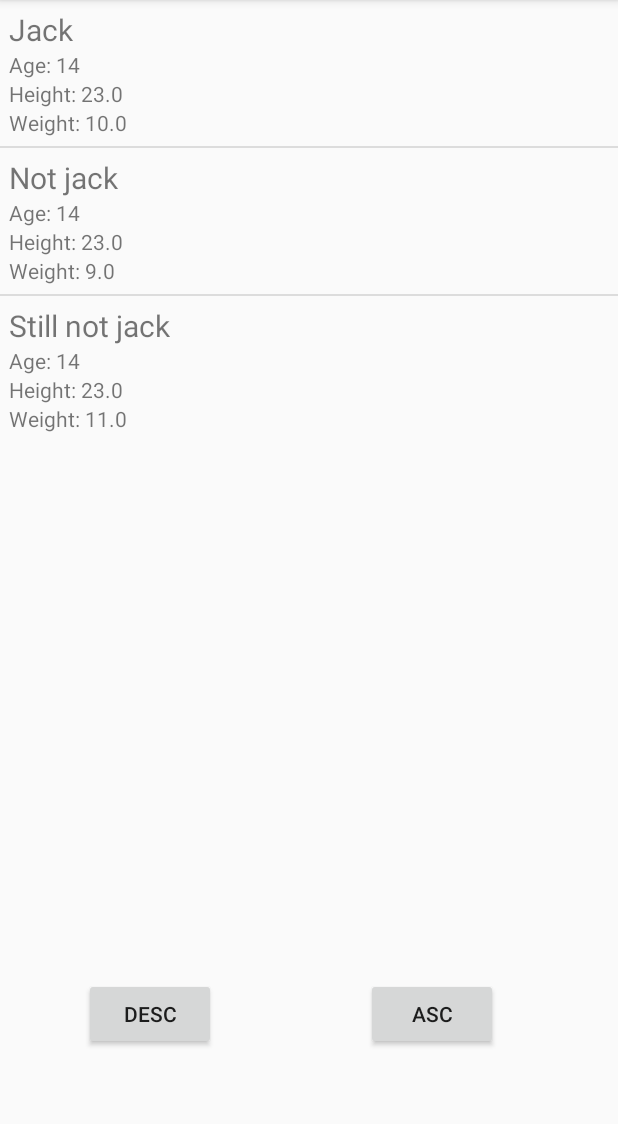
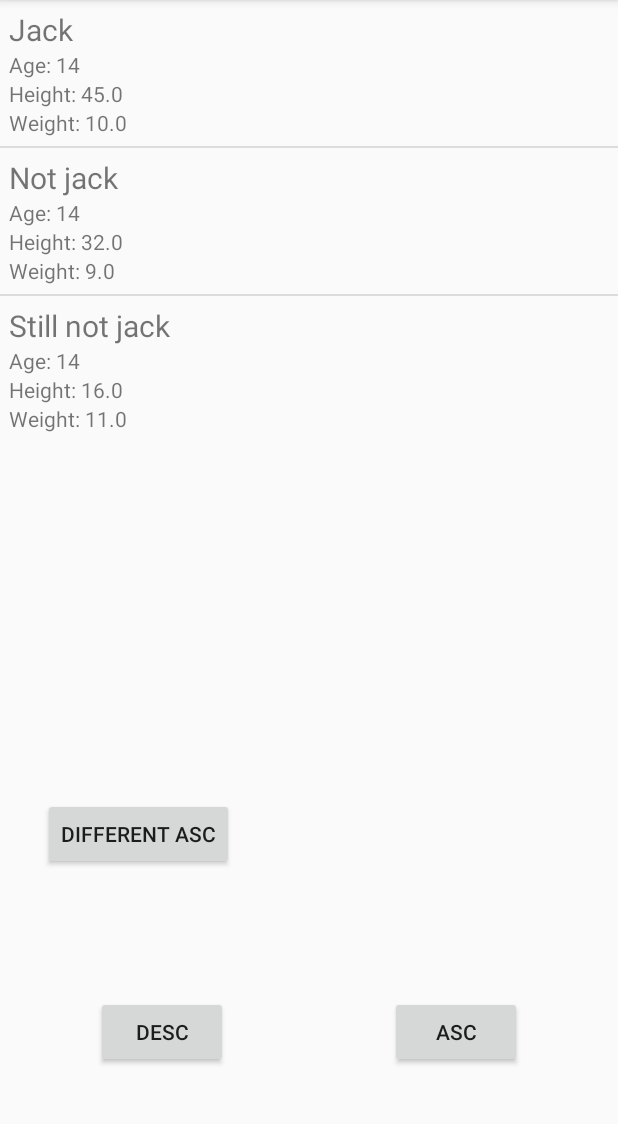
Before and after one commit to chocoyo/Demo2, an Android app: the screen it shows after launch (MainActivity), on a phone screen of 412 x 824 dp, the part 84-1208 px from its top. Run offline under Robolectric (Android 15) with nearby library versions, the phone set to English and light mode, and no system bars.

```diff
--- a/app/src/main/java/com/mhodges/demo2/MainActivity.java
+++ b/app/src/main/java/com/mhodges/demo2/MainActivity.java
@@ -9,6 +9,7 @@ import android.widget.ListView;
 import java.util.ArrayList;
 import java.util.Collection;
 import java.util.Collections;
+import java.util.Comparator;
 
 public class MainActivity extends AppCompatActivity {
     private ArrayList<Doggo> doggoArrayList;
@@ -20,9 +21,9 @@ public class MainActivity extends AppCompatActivity {
 
         doggoArrayList = new ArrayList<Doggo>();
 
-        doggoArrayList.add(new Doggo("Jack", "TerrBoy", 14, 23, 10));
-        doggoArrayList.add(new Doggo("Not jack", "TerrBoy", 14, 23, 9));
-        doggoArrayList.add(new Doggo("Still not jack", "TerrBoy", 14, 23, 11));
+        doggoArrayList.add(new Doggo("Jack", "TerrBoy", 14, 45, 10));
+        doggoArrayList.add(new Doggo("Not jack", "TerrBoy", 14, 32, 9));
+        doggoArrayList.add(new Doggo("Still not jack", "TerrBoy", 14, 16, 11));
 
         ShowItems();
     }
@@ -42,4 +43,30 @@ public class MainActivity extends AppCompatActivity {
         Collections.sort(doggoArrayList, Collections.<Doggo>reverseOrder());
         ShowItems();
     }
+
+    public void btnDifferentASC_Click(View view) {
+        Collections.sort(doggoArrayList, new Comparator<Doggo>() {
+            @Override
+            public int compare(Doggo doggo, Doggo t1) {
+                return Float.compare(doggo.getHeight(), t1.getHeight());
+            }
+        });
+
+        ShowItems();
+    }
 }
+
+//    Collections.sort(articles, new Comparator<Article>() {
+//        public int compare(Article a1, Article a2) {
+//            Date d1 = ConvertDate(a1.getPubDate());
+//            Date d2 = ConvertDate(a2.getPubDate());
+//
+//            if (d1 == null || d2 == null)
+//                return 0;
+//
+//            if (sharedPreferences.getString("sortingDirection", "asc").equals("asc"))
+//                return d2.compareTo(d1);
+//            else
+//                return d1.compareTo(d2);
+//            }
+//    });
--- a/app/src/main/res/layout/activity_main.xml
+++ b/app/src/main/res/layout/activity_main.xml
@@ -16,10 +16,10 @@
         android:id="@+id/btnDESC"
         android:layout_width="wrap_content"
         android:layout_height="wrap_content"
-        android:layout_marginStart="56dp"
-        android:layout_marginBottom="68dp"
+        android:layout_marginStart="64dp"
+        android:layout_marginBottom="56dp"
+        android:onClick="btnDSC_Click"
         android:text="DESC"
-        android:onClick="btnDSC_Click"
         app:layout_constraintBottom_toBottomOf="parent"
         app:layout_constraintStart_toStartOf="parent"
         tools:ignore="MissingConstraints" />
@@ -28,12 +28,23 @@
         android:id="@+id/btnASC"
         android:layout_width="wrap_content"
         android:layout_height="wrap_content"
-        android:layout_marginEnd="80dp"
-        android:layout_marginBottom="68dp"
+        android:layout_marginEnd="64dp"
+        android:layout_marginBottom="56dp"
+        android:onClick="btnACS_Click"
         android:text="ASC"
-        android:onClick="btnACS_Click"
         app:layout_constraintBottom_toBottomOf="parent"
         app:layout_constraintEnd_toEndOf="parent"
         tools:ignore="MissingConstraints" />
 
+    <Button
+        android:id="@+id/btnDifferentASC"
+        android:layout_width="wrap_content"
+        android:layout_height="wrap_content"
+        android:layout_marginEnd="256dp"
+        android:layout_marginBottom="188dp"
+        android:text="Different ASC"
+        android:onClick="btnDifferentASC_Click"
+        app:layout_constraintBottom_toBottomOf="parent"
+        app:layout_constraintEnd_toEndOf="parent" />
+
 </androidx.constraintlayout.widget.ConstraintLayout>
```
